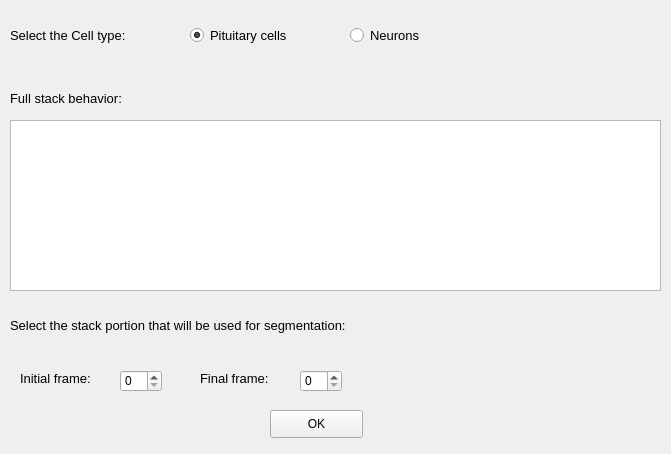
This is GUI5_FirstDialog.ui in AnaAquiles/Calcium-waves-in-endocrine-cells-analysis as Qt 5 draws it before an edit. The edited form follows.
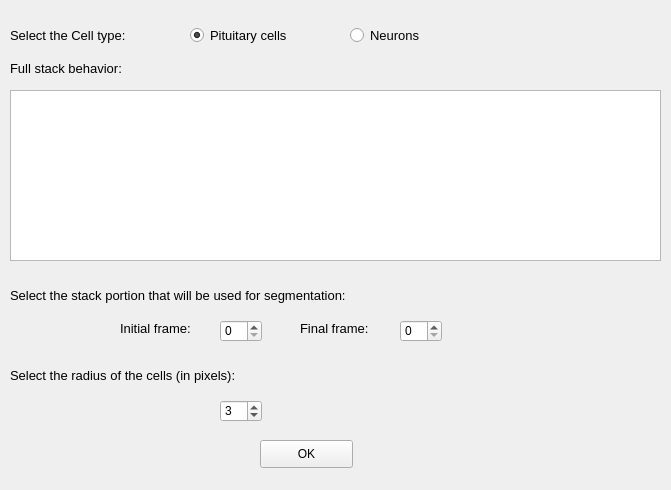
This is the edited form. Custom widgets are drawn as their Qt base class.

The edit to the form file:
```diff
--- a/GUI5_FirstDialog.ui
+++ b/GUI5_FirstDialog.ui
@@ -10,7 +10,7 @@
     <x>0</x>
     <y>0</y>
     <width>671</width>
-    <height>454</height>
+    <height>490</height>
    </rect>
   </property>
   <property name="maximumSize">
@@ -29,7 +29,7 @@
    <property name="geometry">
     <rect>
      <x>10</x>
-     <y>120</y>
+     <y>90</y>
      <width>651</width>
      <height>171</height>
     </rect>
@@ -102,7 +102,7 @@
    <property name="geometry">
     <rect>
      <x>10</x>
-     <y>90</y>
+     <y>60</y>
      <width>151</width>
      <height>16</height>
     </rect>
@@ -120,7 +120,7 @@
    <property name="geometry">
     <rect>
      <x>10</x>
-     <y>310</y>
+     <y>280</y>
      <width>451</width>
      <height>31</height>
     </rect>
@@ -137,8 +137,8 @@
   <widget class="QSpinBox" name="Fr1_spinBox">
    <property name="geometry">
     <rect>
-     <x>120</x>
-     <y>370</y>
+     <x>220</x>
+     <y>320</y>
      <width>42</width>
      <height>22</height>
     </rect>
@@ -150,8 +150,8 @@
   <widget class="QLabel" name="label_4">
    <property name="geometry">
     <rect>
-     <x>20</x>
-     <y>370</y>
+     <x>120</x>
+     <y>320</y>
      <width>101</width>
      <height>16</height>
     </rect>
@@ -168,8 +168,8 @@
   <widget class="QSpinBox" name="Fr2_spinBox">
    <property name="geometry">
     <rect>
-     <x>300</x>
-     <y>370</y>
+     <x>400</x>
+     <y>320</y>
      <width>42</width>
      <height>22</height>
     </rect>
@@ -181,8 +181,8 @@
   <widget class="QLabel" name="label_5">
    <property name="geometry">
     <rect>
-     <x>200</x>
-     <y>370</y>
+     <x>300</x>
+     <y>320</y>
      <width>101</width>
      <height>16</height>
     </rect>
@@ -202,8 +202,8 @@
    </property>
    <property name="geometry">
     <rect>
-     <x>270</x>
-     <y>410</y>
+     <x>260</x>
+     <y>440</y>
      <width>93</width>
      <height>28</height>
     </rect>
@@ -215,6 +215,46 @@
     <bool>false</bool>
    </property>
   </widget>
+  <widget class="QLabel" name="label_6">
+   <property name="geometry">
+    <rect>
+     <x>10</x>
+     <y>360</y>
+     <width>451</width>
+     <height>31</height>
+    </rect>
+   </property>
+   <property name="font">
+    <font>
+     <pointsize>10</pointsize>
+    </font>
+   </property>
+   <property name="text">
+    <string>Select the radius of the cells (in pixels):</string>
+   </property>
+  </widget>
+  <widget class="QSpinBox" name="Fr3_spinBox">
+   <property name="geometry">
+    <rect>
+     <x>220</x>
+     <y>400</y>
+     <width>42</width>
+     <height>22</height>
+    </rect>
+   </property>
+   <property name="minimum">
+    <number>1</number>
+   </property>
+   <property name="maximum">
+    <number>10</number>
+   </property>
+   <property name="singleStep">
+    <number>1</number>
+   </property>
+   <property name="value">
+    <number>3</number>
+   </property>
+  </widget>
  </widget>
  <customwidgets>
   <customwidget>
```
